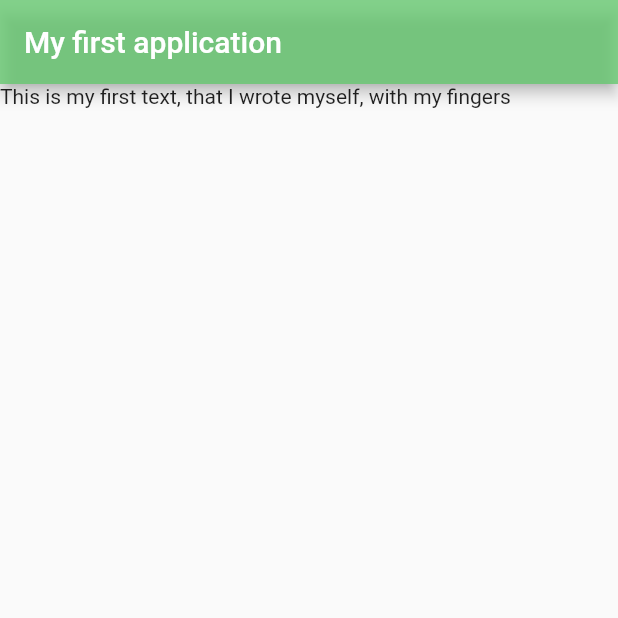
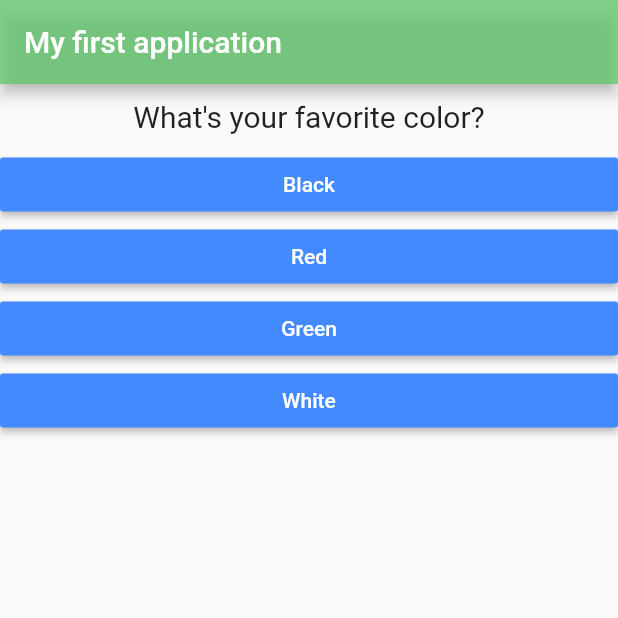
Before and after one commit to PrimoTibalt/DartNewby, a Flutter app: the screen it shows after launch, on a phone screen of 412 x 824 dp, the top half of it. Run offline on Flutter 3.47's test engine with Material 2 defaults, Android fonts, the phone set to English and light mode, and no system bars.

Commit message:
End of Section 2.

```diff
--- /dev/null
+++ b/lib/answer.dart
@@ -0,0 +1,21 @@
+import 'package:flutter/material.dart';
+
+class Answer extends StatelessWidget {
+  final Function selectHandler;
+  final String text;
+
+  Answer(this.selectHandler, this.text);
+
+  @override
+  Widget build(BuildContext context) {
+    return Container(
+      width: double.infinity,
+      child: RaisedButton(
+        textColor: Colors.white,
+        color: Colors.blueAccent,
+        child: Text(this.text),
+        onPressed: selectHandler,
+      ),
+    );
+  }
+}
--- a/lib/main.dart
+++ b/lib/main.dart
@@ -1,21 +1,84 @@
 import 'package:flutter/material.dart';
+
+import './quiz.dart';
+import './result.dart';
 
 void main() {
   runApp(MyApp());
 }
 
-class MyApp extends StatelessWidget {
+class MyApp extends StatefulWidget {
+  @override
+  State<StatefulWidget> createState() {
+    return _MyAppState();
+  }
+}
+
+class _MyAppState extends State<MyApp> {
+  var _questionIndex = 0;
+
+  final _questions = const [
+    {
+      'questionText': 'What\'s your favorite color?',
+      'answers': [
+        {'text': 'Black', 'score': 30},
+        {'text': 'Red', 'score': 10},
+        {'text': 'Green', 'score': 2},
+        {'text': 'White', 'score': 100}
+      ]
+    },
+    {
+      'questionText': 'What\'s your favorite animal?',
+      'answers': [
+        {'text': 'Rabbit', 'score': 1},
+        {'text': 'Snake', 'score': 10},
+        {'text': 'Elephant', 'score': 50},
+        {'text': 'Lion', 'score': 100}
+      ]
+    },
+    {
+      'questionText': 'Who\'s your favorite instructor?',
+      'answers': [
+        {'text': 'Max', 'score': 10},
+        {'text': 'Max', 'score': 10},
+        {'text': 'Max', 'score': 10},
+        {'text': 'Max', 'score': 10}
+      ]
+    }
+  ];
+
+  var totalScore = 0;
+
+  void _answerQuestion(int score) {
+    totalScore += score;
+    setState(() {
+      this._questionIndex++;
+    });
+  }
+
+  void _reset() {
+    totalScore = 0;
+    setState(() {
+      this._questionIndex = 0;
+    });
+  }
+
   @override
   Widget build(BuildContext context) {
     return MaterialApp(
       home: Scaffold(
-        appBar: AppBar(
-          title: Text('My first application'),
-          backgroundColor: Color.fromARGB(200, 100, 200, 110),
-        ),
-        body:
-            Text('This is my first text, that I wrote myself, with my fingers'),
-      ),
+          appBar: AppBar(
+            title: Text('My first application'),
+            backgroundColor: Color.fromARGB(200, 100, 200, 110),
+          ),
+          body: this._questionIndex >= this._questions.length
+              ? Result(this.totalScore, this._reset)
+              : Quiz(
+                  answerQuestion: this._answerQuestion,
+                  questionIndex: this._questionIndex,
+                  questions: this._questions,
+                )),
+      title: 'My default App',
     );
   }
 }
--- /dev/null
+++ b/lib/question.dart
@@ -0,0 +1,20 @@
+import 'package:flutter/material.dart';
+
+class Question extends StatelessWidget {
+  final Map<String, Object> questionText;
+
+  Question(this.questionText);
+
+  @override
+  Widget build(BuildContext context) {
+    return Container(
+      width: double.infinity,
+      margin: EdgeInsets.all(10),
+      child: Text(
+        questionText['questionText'],
+        style: TextStyle(fontSize: 20),
+        textAlign: TextAlign.center,
+      ),
+    );
+  }
+}
--- /dev/null
+++ b/lib/quiz.dart
@@ -0,0 +1,30 @@
+import 'package:flutter/material.dart';
+
+import './question.dart';
+import './answer.dart';
+
+class Quiz extends StatelessWidget {
+  final List<Map<String, Object>> questions;
+  final Function answerQuestion;
+  int questionIndex;
+
+  Quiz(
+      {@required this.questions,
+      @required this.answerQuestion,
+      @required this.questionIndex});
+
+  @override
+  Widget build(BuildContext context) {
+    return Column(
+      children: <Widget>[
+        Question(questions[questionIndex]),
+        ...(questions[this.questionIndex]['answers']
+                as List<Map<String, Object>>)
+            .map((answer) {
+          return Answer(
+              () => this.answerQuestion(answer['score']), answer['text']);
+        }).toList(),
+      ],
+    );
+  }
+}
--- /dev/null
+++ b/lib/result.dart
@@ -0,0 +1,26 @@
+import 'package:flutter/material.dart';
+
+class Result extends StatelessWidget {
+  final int totalScore;
+  final Function restart;
+  Result(this.totalScore, this.restart);
+
+  String get resultPhrase {
+    return 'Congratulations!You earned $totalScore scores!';
+  }
+
+  @override
+  Widget build(BuildContext context) {
+    return Center(
+        child: Column(
+      children: [
+        Text(
+          resultPhrase,
+          style: TextStyle(fontSize: 36, fontWeight: FontWeight.bold),
+          textAlign: TextAlign.center,
+        ),
+        FlatButton(child: Text('Restart'), onPressed: this.restart)
+      ],
+    ));
+  }
+}
```
